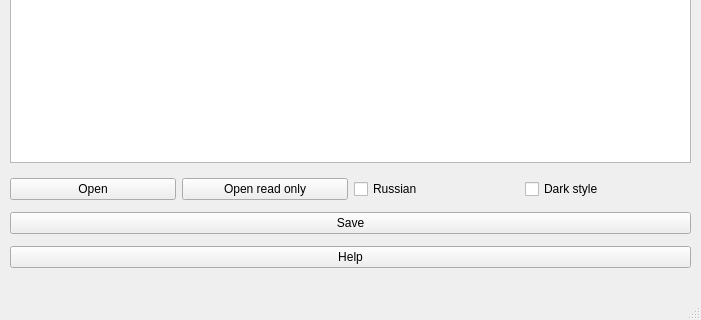
Before: the Qt Designer form Lesson3/Lesson3_1/mainwindow.ui in napolnyi/Lesson_Qt, drawn with Qt 5; both pictures show x 0 to 701 and y 338 to 658 of the 701 by 658 pixel window.
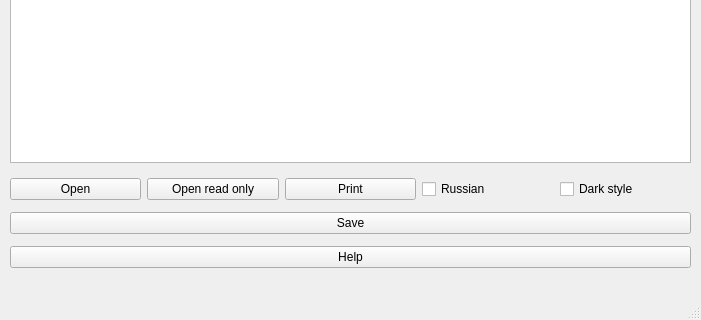
After: the same form once the commit is applied.

```diff
--- a/Lesson3/Lesson3_1/mainwindow.ui
+++ b/Lesson3/Lesson3_1/mainwindow.ui
@@ -65,6 +65,13 @@
          </property>
         </widget>
        </item>
+       <item>
+        <widget class="QPushButton" name="printButton">
+         <property name="text">
+          <string>Print</string>
+         </property>
+        </widget>
+       </item>
        <item>
         <widget class="QCheckBox" name="translationCheckBox">
          <property name="text">
```
